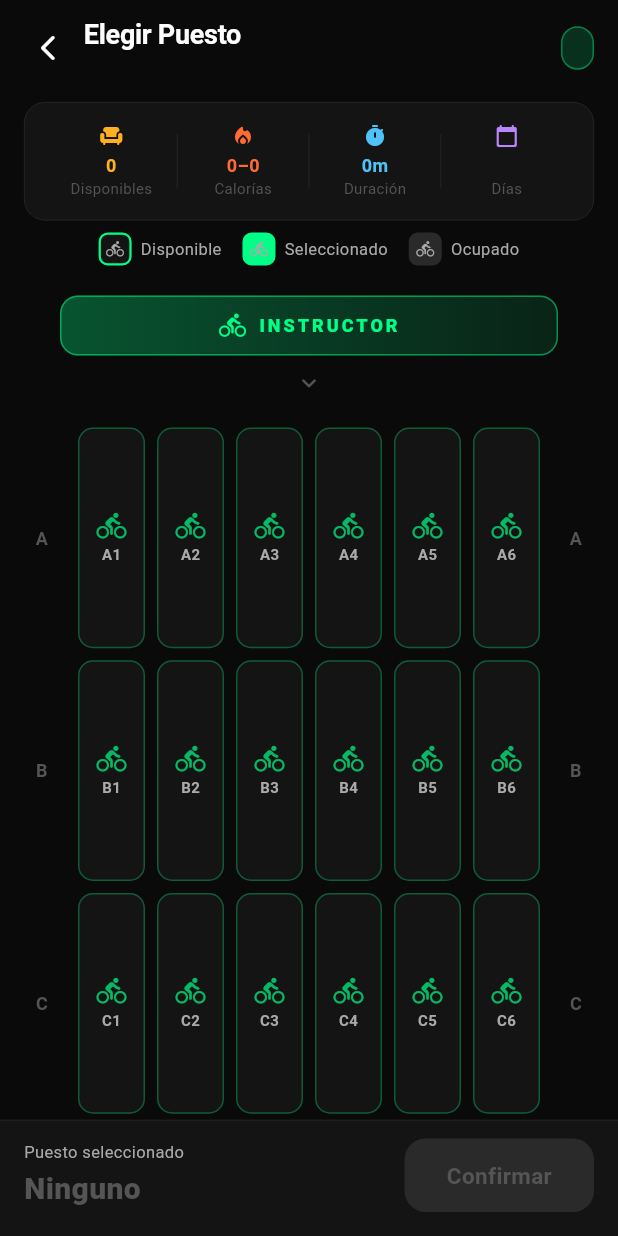
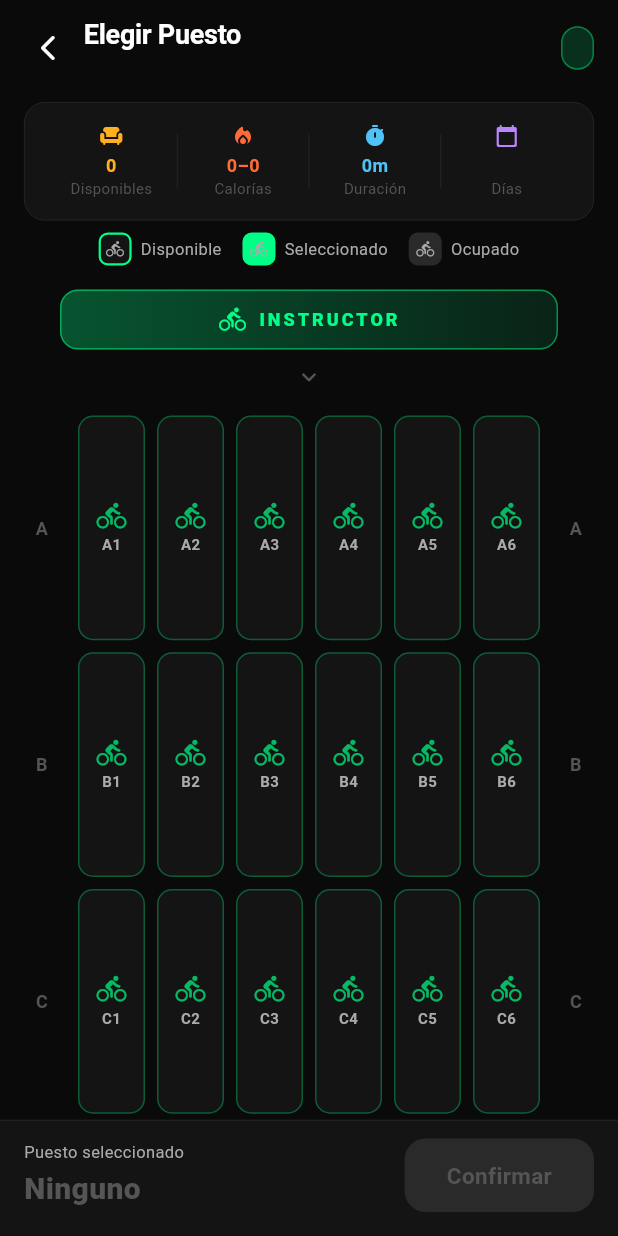
Before and after one commit to vallejoj203k/Mega_vital, a Flutter app: the SeatSelectionScreen screen opened directly with empty values, on a phone screen of 412 x 824 dp. Run offline on Flutter 3.47's test engine with Material 3 defaults, Android fonts, the phone set to English and light mode, and no system bars; our stand-ins replace image_picker, shared_preferences, supabase_flutter, video_player; missing offline and left inert: video_compress; accounts and stored records are empty; network calls fail.

Commit message:
Fix spinning seat selection layout and add back navigation
- SeatSelectionScreen: replace Expanded+Column seat grid with LayoutBuilder
  so each row gets an explicit SizedBox height — eliminates RenderFlex
  overflow errors regardless of screen size or legend height
- SeatSelectionScreen: wrap top-level body in LayoutBuilder for proper
  constraint propagation; reduce SizedBox gaps to reclaim grid space
- SpinningScreen: _buildHeader now accepts BuildContext and shows a back
  button (arrow_back_ios_new) when Navigator.canPop is true, so users
  can navigate back to the activity selection screen
- SpinningScreen: replace stats Row with Wrap so chips never overflow on
  narrow screens

https://claude.ai/code/session_01USSoeHGLfPFHofwRttkt8f

```diff
--- a/lib/presentation/screens/spinning/seat_selection_screen.dart
+++ b/lib/presentation/screens/spinning/seat_selection_screen.dart
@@ -79,18 +79,22 @@ class _SeatSelectionScreenState extends State<SeatSelectionScreen>
     return Scaffold(
       backgroundColor: AppColors.background,
       body: SafeArea(
-        child: Column(
+        child: LayoutBuilder(
+          builder: (context, constraints) {
+            return Column(
               children: [
                 _buildAppBar(context),
                 _buildClassInfo(),
                 const SizedBox(height: 8),
                 _buildLegend(),
-            const SizedBox(height: 20),
+                const SizedBox(height: 16),
                 _buildInstructorZone(),
-            const SizedBox(height: 16),
+                const SizedBox(height: 12),
                 Expanded(child: _buildSeatGrid()),
                 _buildBottomBar(),
               ],
+            );
+          },
         ),
       ),
     );
@@ -259,11 +263,15 @@ class _SeatSelectionScreenState extends State<SeatSelectionScreen>
   }
 
   Widget _buildSeatGrid() {
+    return LayoutBuilder(
+      builder: (context, constraints) {
+        final rowHeight = constraints.maxHeight / rows;
         return Padding(
           padding: const EdgeInsets.symmetric(horizontal: 16),
           child: Column(
             children: List.generate(rows, (row) {
-          return Expanded(
+              return SizedBox(
+                height: rowHeight,
                 child: Row(
                   children: [
                     // Row label
@@ -385,6 +393,8 @@ class _SeatSelectionScreenState extends State<SeatSelectionScreen>
               );
             }),
           ),
+        );
+      },
     );
   }
 
```
Also changed, not shown: lib/presentation/screens/spinning/spinning_screen.dart (+16 -5 lines). Lines whose indentation alone changed are shown as unchanged.
